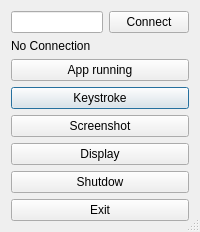
First picture: the form in Client/UI Designer/client.ui, repository Tienanh204/Remote-Desktop-Control, before the edit.
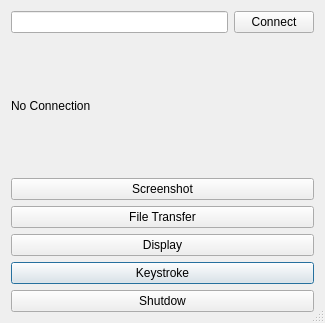
Second picture: the form after the edit.

```diff
--- a/Client/UI Designer/client.ui
+++ b/Client/UI Designer/client.ui
@@ -6,8 +6,8 @@
    <rect>
     <x>0</x>
     <y>0</y>
-    <width>200</width>
-    <height>215</height>
+    <width>325</width>
+    <height>323</height>
    </rect>
   </property>
   <property name="windowTitle">
@@ -17,45 +17,24 @@
    <bool>true</bool>
   </property>
   <layout class="QGridLayout" name="gridLayout">
-   <item row="3" column="0">
+   <item row="9" column="0">
     <widget class="QPushButton" name="btn_key">
      <property name="text">
       <string>Keystroke</string>
      </property>
     </widget>
    </item>
-   <item row="5" column="0">
-    <widget class="QPushButton" name="btn_cap">
-     <property name="text">
-      <string>Screenshot</string>
-     </property>
-    </widget>
-   </item>
-   <item row="8" column="0">
-    <widget class="QPushButton" name="btn_exit">
-     <property name="text">
-      <string>Exit</string>
-     </property>
-    </widget>
-   </item>
-   <item row="7" column="0">
+   <item row="10" column="0">
     <widget class="QPushButton" name="btn_shutdown">
      <property name="text">
       <string>Shutdow</string>
      </property>
     </widget>
    </item>
-   <item row="6" column="0">
-    <widget class="QPushButton" name="btn_display">
+   <item row="1" column="0">
+    <widget class="QPushButton" name="btn_file">
      <property name="text">
-      <string>Display</string>
-     </property>
-    </widget>
-   </item>
-   <item row="2" column="0">
-    <widget class="QPushButton" name="btn_app">
-     <property name="text">
-      <string>App running</string>
+      <string>File Transfer</string>
      </property>
     </widget>
    </item>
@@ -82,8 +61,22 @@
        </property>
       </widget>
      </item>
+     <item>
+      <widget class="QPushButton" name="btn_cap">
+       <property name="text">
+        <string>Screenshot</string>
+       </property>
+      </widget>
+     </item>
     </layout>
    </item>
+   <item row="2" column="0">
+    <widget class="QPushButton" name="btn_display">
+     <property name="text">
+      <string>Display</string>
+     </property>
+    </widget>
+   </item>
   </layout>
  </widget>
  <resources/>
```
Left out of the diff: 2 changed lines with no effect on the pictures.
